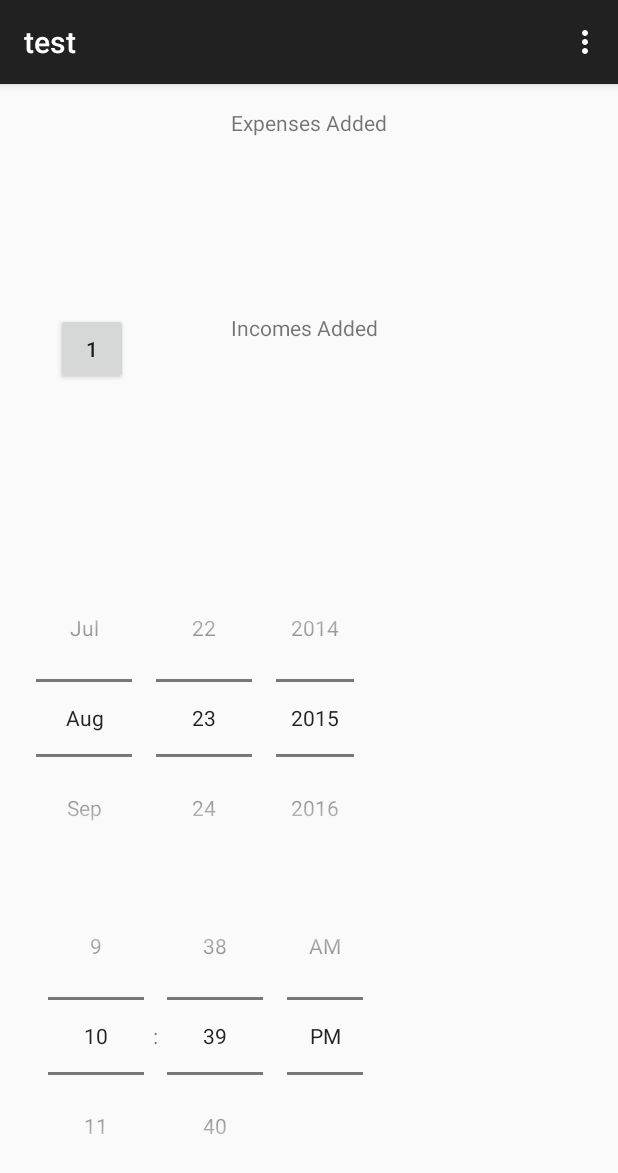
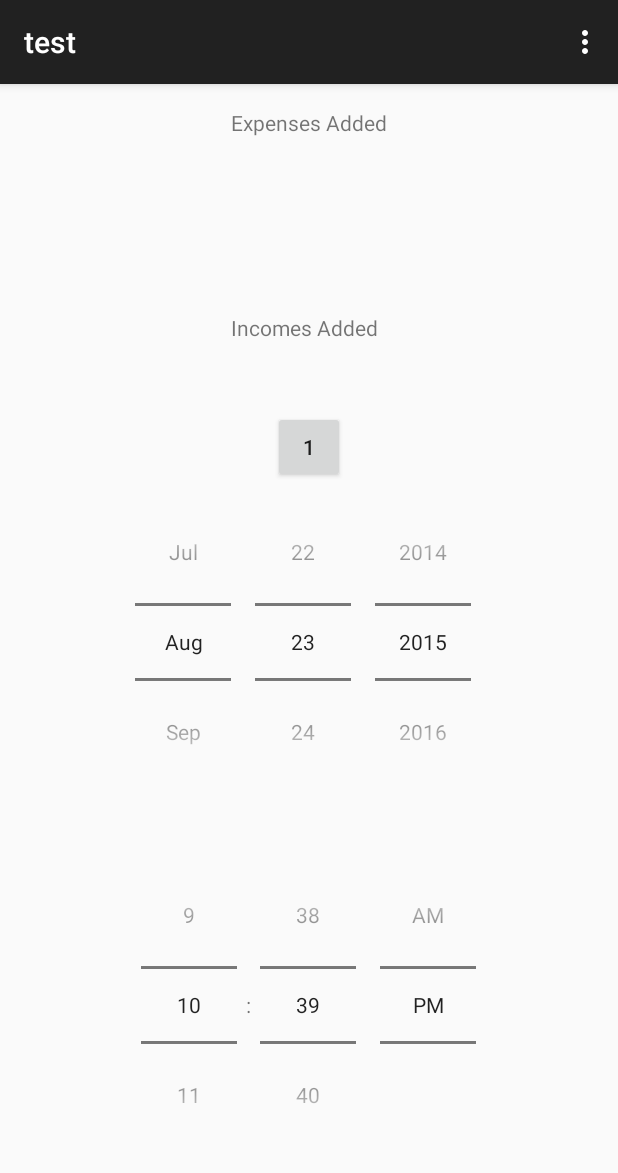
Before and after one commit to yasankarj/SEP, an Android app: the screen it shows after launch (Test), after a tap on "FUTURE", on a phone screen of 412 x 824 dp. Shown: the top 1173 px of the screen. Run offline under Robolectric (Android 15) with nearby library versions, the phone set to English and light mode, and no system bars.

```diff
--- a/app/src/main/java/Utils/DBHandler.java
+++ b/app/src/main/java/Utils/DBHandler.java
@@ -52,9 +52,9 @@ public class DBHandler extends SQLiteOpenHelper{
         /*create expense table*/
         String queryExp = "CREATE TABLE " + TABLE_EXPENSE + "(" +
                 EXPN_COLUMN_ID + " INTEGER PRIMARY KEY AUTOINCREMENT, " +
-                EXPN_COLUMN_AMOUNT + " REAL, " +
+                EXPN_COLUMN_AMOUNT + " REAL NOT NULL, " +
                 EXPN_DATE_TIME + " TEXT, " +
-                EXPN_COLUMN_CAT + " TEXT, " +
+                EXPN_COLUMN_CAT + " TEXT NOT NULL, " +
                 EXPN_COLUMN_SUB_CAT + " TEXT, " +
                 EXPN_PAYEE + " TEXT, " +
                 EXPN_PAY_TYPE + " TEXT, " +
--- a/app/src/main/java/com/solutions/ray/expenser/MainActivity.java
+++ b/app/src/main/java/com/solutions/ray/expenser/MainActivity.java
@@ -13,7 +13,6 @@ import java.text.SimpleDateFormat;
 import java.util.Date;
 
 import Controller.Tracker.TransactionHandler;
-
 
 public class MainActivity extends ActionBarActivity {
     TransactionHandler transHandler;
--- a/app/src/main/res/layout/activity_test.xml
+++ b/app/src/main/res/layout/activity_test.xml
@@ -57,11 +57,18 @@
         android:layout_height="wrap_content"
         android:text="1"
         android:id="@+id/uploadPhtBtn"
-        android:layout_alignTop="@+id/ind"
-        android:layout_alignLeft="@+id/testTxt"
-        android:layout_alignStart="@+id/testTxt" />
+        android:layout_above="@+id/dpResult"
+        android:layout_centerHorizontal="true" />
 
 
+    <TimePicker
+        android:layout_width="wrap_content"
+        android:layout_height="wrap_content"
+        android:id="@+id/timePicker"
+        android:timePickerMode="spinner"
+        android:layout_alignParentBottom="true"
+        android:layout_centerHorizontal="true"
+        android:layout_marginBottom="32dp" />
 
     <DatePicker
         android:id="@+id/dpResult"
@@ -69,21 +76,9 @@
         android:layout_height="wrap_content"
         android:datePickerMode="spinner"
         android:calendarViewShown="false"
-        android:layout_below="@+id/incTxt"
-        android:layout_alignParentLeft="true"
-        android:layout_alignParentStart="true"
-        android:layout_marginTop="99dp"
-        android:layout_alignRight="@+id/ind"
-        android:layout_alignEnd="@+id/ind" />
-
-    <TimePicker
-        android:layout_width="wrap_content"
-        android:layout_height="wrap_content"
-        android:id="@+id/timePicker"
-        android:timePickerMode="spinner"
-        android:layout_below="@+id/dpResult"
-        android:layout_alignRight="@+id/titleTxt"
-        android:layout_alignEnd="@+id/titleTxt" />
+        android:layout_above="@+id/timePicker"
+        android:layout_centerHorizontal="true"
+        android:layout_marginBottom="30dp" />
 
 </RelativeLayout>
 </ScrollView>
--- a/app/src/main/res/values/dimens.xml
+++ b/app/src/main/res/values/dimens.xml
@@ -1,5 +1,9 @@
+<?xml version="1.0" encoding="utf-8"?>
 <resources>
+
     <!-- Default screen margins, per the Android Design guidelines. -->
     <dimen name="activity_horizontal_margin">16dp</dimen>
     <dimen name="activity_vertical_margin">16dp</dimen>
+    <dimen name="widget_margin">8dp</dimen>
+
 </resources>
```
Also changed, not shown: app/src/main/AndroidManifest.xml (+15 -1 lines), app/src/main/java/Controller/Tracker/TransactionHandler.java (+25 -5 lines), app/src/main/java/com/solutions/ray/expenser/AddExpenseActivity.java (+36 -17 lines), app/src/main/java/com/solutions/ray/expenser/DatePick.java (added, +49 -0 lines), app/src/main/java/com/solutions/ray/expenser/NewAppWidget.java (added, +45 -0 lines), app/src/main/java/com/solutions/ray/expenser/test/TransactionTest.java (added, +29 -0 lines), app/src/main/res/layout/activity_date_pick.xml (added, +30 -0 lines), app/src/main/res/layout/new_app_widget.xml (added, +30 -0 lines), app/src/main/res/menu/menu_date_pick.xml (added, +7 -0 lines), app/src/main/res/values-v14/dimens.xml (added, +10 -0 lines), app/src/main/res/values/strings.xml (+9 -0 lines), app/src/main/res/xml/new_app_widget_info.xml (added, +7 -0 lines), app/libs/robotium-solo-5.0.1.jar (added), app/src/main/res/drawable-nodpi/example_appwidget_preview.png (added), 1 other file.
